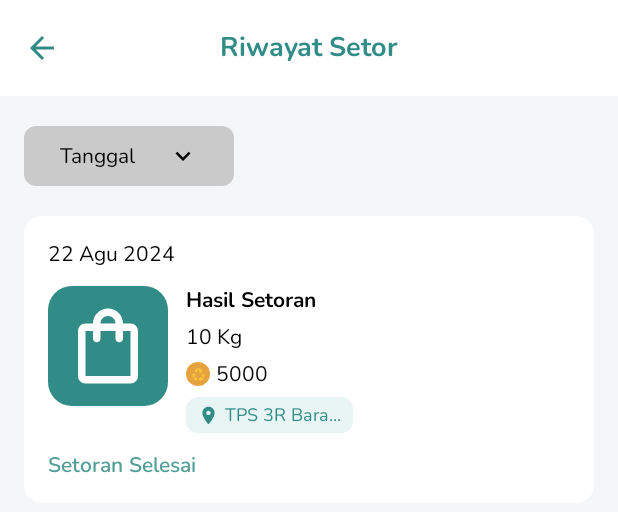
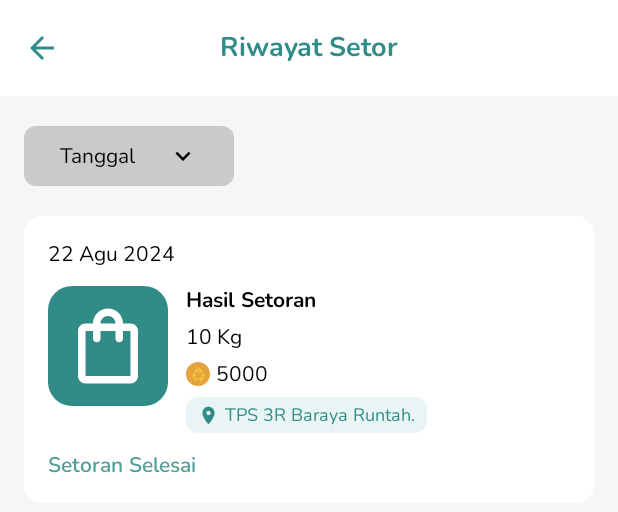
Before and after one commit to ahargunyllib/growth, an Android app built with Jetpack Compose: the @Preview function PreviewHistoryDepositScreen, on a phone screen of 412 x 824 dp. Shown: the top 512 px of the screen. Run offline under Robolectric (Android 15) with nearby library versions, the phone set to English and light mode, and no system bars.

Commit message:
fix: Correct location text and layout in HistoryDepositScreen
- Updates the placeholder location text in the sample `DepositHistory` data from "TPS 3R Bara..." to the full "TPS 3R Baraya Runtah.".
- Adjusts the layout for the location badge to ensure it properly wraps its content.

```diff
--- a/app/src/main/java/com/ahargunyllib/growth/presentation/view/authenticated/HistoryDepositScreen.kt
+++ b/app/src/main/java/com/ahargunyllib/growth/presentation/view/authenticated/HistoryDepositScreen.kt
@@ -27,6 +27,7 @@ import androidx.navigation.NavController
 import androidx.navigation.compose.rememberNavController
 import com.ahargunyllib.growth.presentation.ui.design_system.GrowthScheme
 import com.ahargunyllib.growth.presentation.ui.design_system.GrowthTypography
+import androidx.compose.ui.text.style.TextOverflow
 
 
 data class DepositHistory(
@@ -53,7 +54,7 @@ fun HistoryDepositScreen(
                 title = "Hasil Setoran",
                 weight = 10f,
                 points = 5000,
-                location = "TPS 3R Bara...",
+                location = "TPS 3R Baraya Runtah.",
                 status = "Setoran Selesai"
             )
         )
@@ -280,6 +281,7 @@ fun HistoryItemCard(item: DepositHistory) {
                         )
                     }
 
+                    // [FIX] Location Badge agar ukurannya memeluk konten
                     Row(
                         verticalAlignment = Alignment.CenterVertically,
                         horizontalArrangement = Arrangement.spacedBy(4.dp),
```
